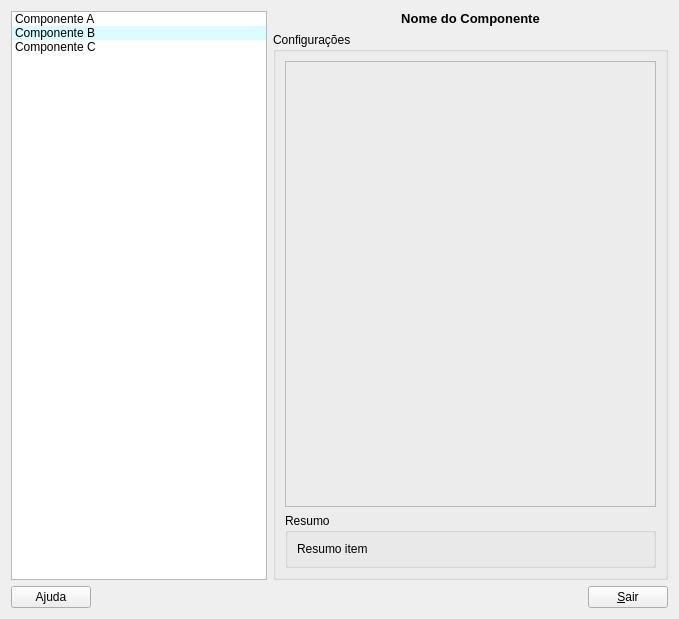
Qt form src/terralib/qt/af/ssettings/SystemSettingsForm.ui (claudiobogossian/terralib5) before a commit.
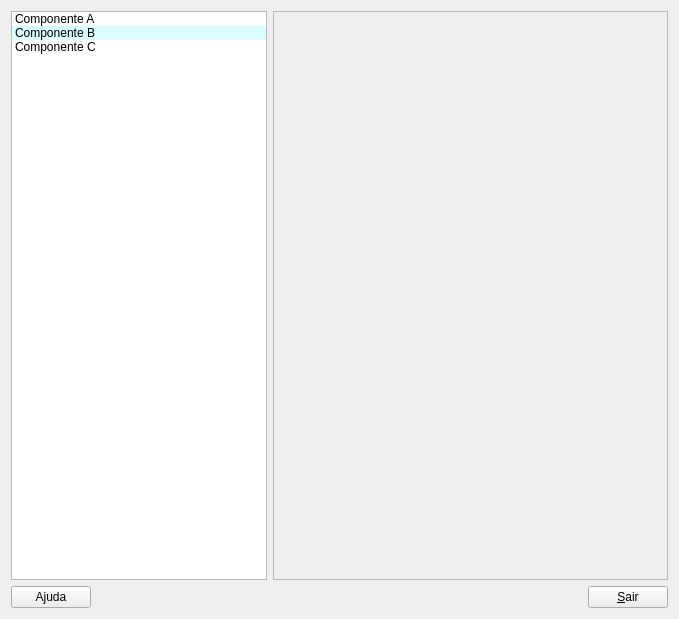
The same form after that commit.

Commit message: "Slot" no form principal para alojar os frames de configuracao.

Diff of the .ui file:
```diff
--- a/src/terralib/qt/af/ssettings/SystemSettingsForm.ui
+++ b/src/terralib/qt/af/ssettings/SystemSettingsForm.ui
@@ -25,41 +25,12 @@
   <property name="windowTitle">
    <string>Form</string>
   </property>
-  <layout class="QGridLayout" name="gridLayout_5">
-   <item row="1" column="0">
-    <layout class="QGridLayout" name="gridLayout">
-     <item row="0" column="2">
-      <widget class="QPushButton" name="pushButton_2">
-       <property name="text">
-        <string>&amp;Sair</string>
-       </property>
-      </widget>
-     </item>
+  <layout class="QGridLayout" name="gridLayout_3">
      <item row="0" column="0">
-      <widget class="QPushButton" name="pushButton">
-       <property name="text">
-        <string>Ajuda</string>
-       </property>
-      </widget>
-     </item>
-     <item row="0" column="1">
-      <spacer name="horizontalSpacer">
-       <property name="orientation">
-        <enum>Qt::Horizontal</enum>
-       </property>
-       <property name="sizeHint" stdset="0">
-        <size>
-         <width>40</width>
-         <height>20</height>
-        </size>
-       </property>
-      </spacer>
-     </item>
-    </layout>
-   </item>
+    <layout class="QGridLayout" name="gridLayout_2">
    <item row="0" column="0">
-    <layout class="QGridLayout" name="gridLayout_4">
-     <item row="0" column="0" rowspan="2">
+      <layout class="QHBoxLayout" name="horizontalLayout">
+       <item>
       <widget class="QListWidget" name="listWidget">
        <property name="sizePolicy">
         <sizepolicy hsizetype="Fixed" vsizetype="Expanding">
@@ -124,59 +95,14 @@
        </item>
       </widget>
      </item>
-     <item row="0" column="1">
-      <widget class="QLabel" name="label_2">
-       <property name="font">
-        <font>
-         <pointsize>10</pointsize>
-         <weight>75</weight>
-         <bold>true</bold>
-        </font>
-       </property>
-       <property name="text">
-        <string>Nome do Componente</string>
-       </property>
-       <property name="alignment">
-        <set>Qt::AlignCenter</set>
-       </property>
-      </widget>
-     </item>
-     <item row="1" column="1">
-      <widget class="QGroupBox" name="groupBox">
-       <property name="sizePolicy">
-        <sizepolicy hsizetype="Expanding" vsizetype="Expanding">
-         <horstretch>0</horstretch>
-         <verstretch>0</verstretch>
-        </sizepolicy>
-       </property>
-       <property name="title">
-        <string>Configurações</string>
-       </property>
-       <layout class="QGridLayout" name="gridLayout_3">
-        <item row="1" column="0">
-         <widget class="QGroupBox" name="groupBox_2">
-          <property name="sizePolicy">
-           <sizepolicy hsizetype="Expanding" vsizetype="Fixed">
-            <horstretch>0</horstretch>
-            <verstretch>0</verstretch>
-           </sizepolicy>
-          </property>
-          <property name="title">
-           <string>Resumo</string>
-          </property>
-          <layout class="QGridLayout" name="gridLayout_2">
-           <item row="0" column="0">
-            <widget class="QLabel" name="label">
-             <property name="text">
-              <string>Resumo item</string>
-             </property>
-            </widget>
-           </item>
-          </layout>
-         </widget>
-        </item>
-        <item row="0" column="0">
+       <item>
          <widget class="QFrame" name="frame">
+         <property name="minimumSize">
+          <size>
+           <width>301</width>
+           <height>451</height>
+          </size>
+         </property>
           <property name="frameShape">
            <enum>QFrame::StyledPanel</enum>
           </property>
@@ -186,11 +112,44 @@
          </widget>
         </item>
        </layout>
-      </widget>
-     </item>
+     </item>
+     <item row="1" column="0">
+      <layout class="QGridLayout" name="gridLayout">
+       <item row="0" column="0">
+        <widget class="QPushButton" name="pushButton">
+         <property name="text">
+          <string>Ajuda</string>
+         </property>
+        </widget>
+       </item>
+       <item row="0" column="1">
+        <spacer name="horizontalSpacer">
+         <property name="orientation">
+          <enum>Qt::Horizontal</enum>
+         </property>
+         <property name="sizeHint" stdset="0">
+          <size>
+           <width>40</width>
+           <height>20</height>
+          </size>
+         </property>
+        </spacer>
+       </item>
+       <item row="0" column="2">
+        <widget class="QPushButton" name="pushButton_2">
+         <property name="text">
+          <string>&amp;Sair</string>
+         </property>
+        </widget>
+       </item>
     </layout>
    </item>
   </layout>
+   </item>
+  </layout>
+  <zorder>horizontalSpacer</zorder>
+  <zorder>pushButton_2</zorder>
+  <zorder>pushButton</zorder>
  </widget>
  <resources/>
  <connections/>
```
Lines whose indentation alone changed are shown as unchanged.
